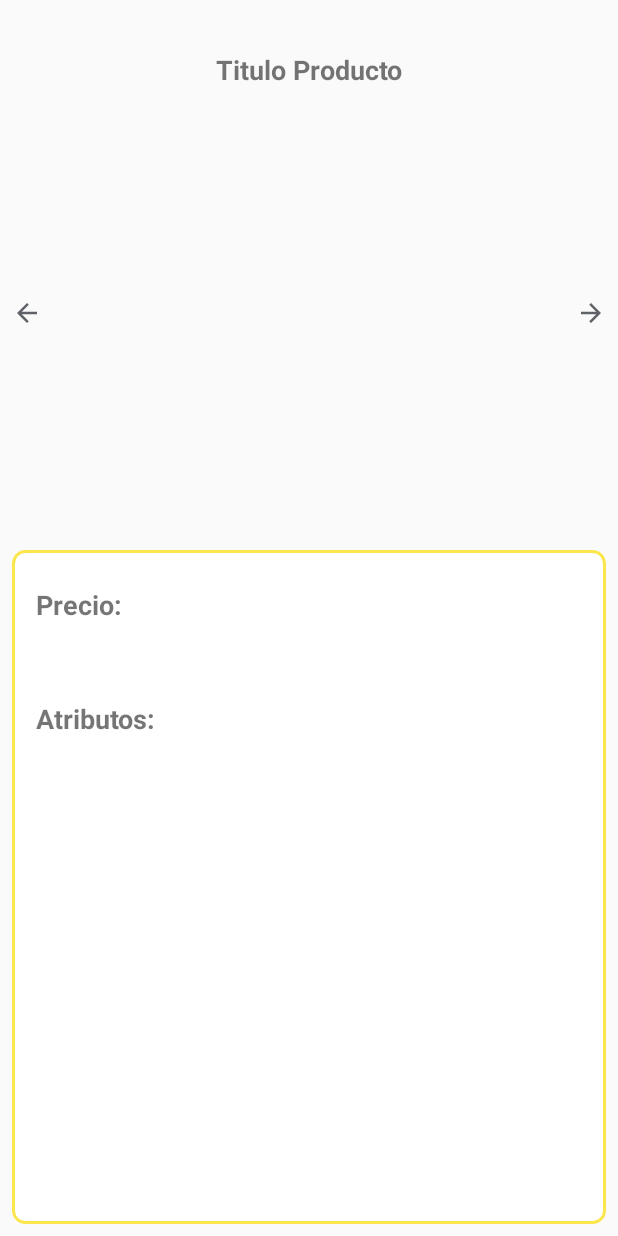
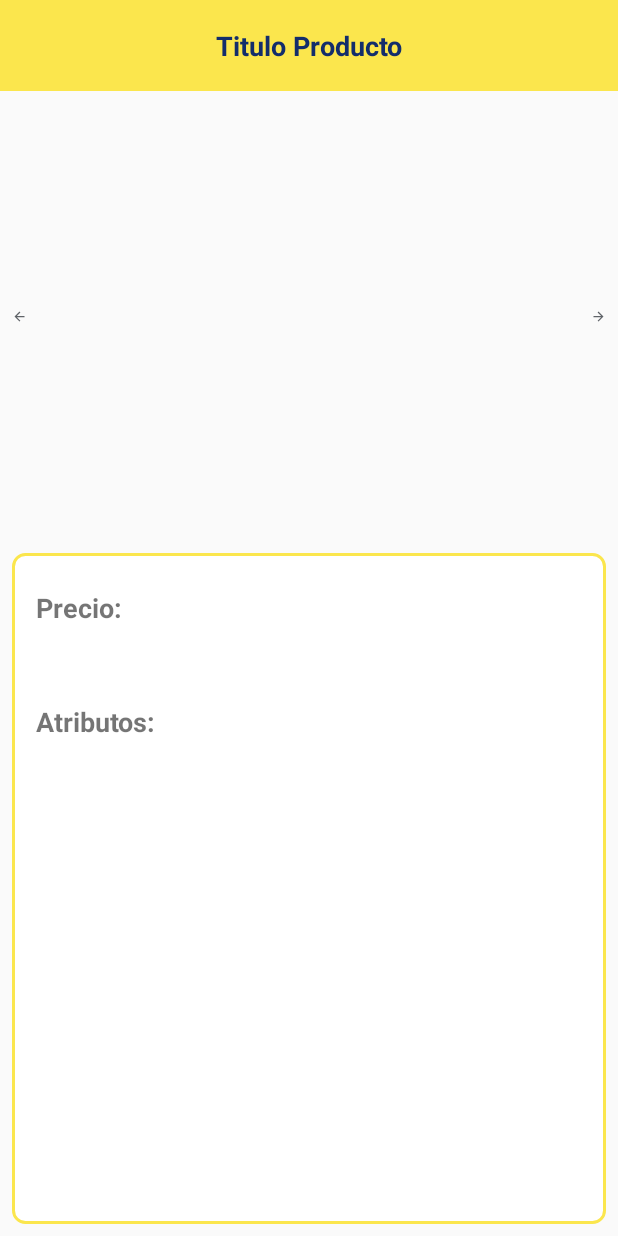
Before and after one commit to bvillate2011/MeLiChallenge, an Android app built with Jetpack Compose: the DetailActivity screen opened directly, with no data from a screen before it, on a phone screen of 412 x 824 dp. Run offline under Robolectric (Android 15) with nearby library versions, the phone set to English and light mode, and no system bars; our stand-ins replace Dagger/Hilt's generated code; pictures from the network do not load.

```diff
--- a/app/src/main/AndroidManifest.xml
+++ b/app/src/main/AndroidManifest.xml
@@ -17,7 +17,7 @@
       android:theme="@style/Theme.MeLiChallenge"
       tools:targetApi="31">
     <activity
-        android:name=".MainActivity"
+        android:name=".presentation.ui.activity.MainActivity"
         android:exported="true"
         android:label="@string/app_name"
         android:theme="@style/Theme.MeLiChallenge">
@@ -27,7 +27,7 @@
         <category android:name="android.intent.category.LAUNCHER" />
       </intent-filter>
     </activity>
-    <activity android:name=".DetailActivity" android:theme="@style/Theme.MyChallenge"/>
+    <activity android:name=".presentation.ui.activity.DetailActivity" android:theme="@style/Theme.MyChallenge"/>
   </application>
 
 </manifest>
--- a/app/src/main/java/com/meli/melichallenge/MainActivity.kt
+++ b/app/src/main/java/com/meli/melichallenge/presentation/ui/activity/MainActivity.kt
@@ -1,11 +1,11 @@
-package com.meli.melichallenge
+package com.meli.melichallenge.presentation.ui.activity
 
 import android.os.Bundle
 import androidx.activity.ComponentActivity
 import androidx.activity.compose.setContent
 import androidx.activity.enableEdgeToEdge
 import androidx.activity.viewModels
-import com.meli.melichallenge.presentation.ui.SearchScreen
+import com.meli.melichallenge.presentation.ui.screen.SearchScreen
 import com.meli.melichallenge.presentation.viewmodel.ProductViewModel
 import com.meli.melichallenge.ui.theme.MeLiChallengeTheme
 import dagger.hilt.android.AndroidEntryPoint
--- a/app/src/main/java/com/meli/melichallenge/presentation/ui/ProductRow.kt
+++ b/app/src/main/java/com/meli/melichallenge/presentation/ui/component/ProductRow.kt
@@ -1,4 +1,4 @@
-package com.meli.melichallenge.presentation.ui
+package com.meli.melichallenge.presentation.ui.component
 
 import androidx.compose.foundation.Image
 import androidx.compose.foundation.background
--- a/app/src/main/java/com/meli/melichallenge/utils/StringUtils.kt
+++ b/app/src/main/java/com/meli/melichallenge/utils/StringUtils.kt
@@ -7,6 +7,7 @@ import java.text.NumberFormat
 import java.util.Locale
 
 object StringUtils {
+
   fun urlForImages(input: String): String {
     return input.replace("http://", "https://")
   }
@@ -22,6 +23,4 @@ object StringUtils {
   fun showGenericToast(context: Context, message: String) {
     Toast.makeText(context, message, Toast.LENGTH_SHORT).show()
   }
-
-
 }
--- a/app/src/main/res/layout/activity_detail.xml
+++ b/app/src/main/res/layout/activity_detail.xml
@@ -4,25 +4,27 @@
     xmlns:tools="http://schemas.android.com/tools"
     android:layout_width="match_parent"
     android:layout_height="match_parent"
-    tools:context=".DetailActivity">
+    tools:context=".presentation.ui.activity.DetailActivity">
 
   <TextView
       android:id="@+id/productTitle"
-      android:layout_width="wrap_content"
+      android:layout_width="match_parent"
       android:layout_height="wrap_content"
+      android:textAlignment="center"
+      android:background="@color/mercado_libre_yellow"
       android:text="@string/product_title"
+      android:textColor="@color/mercado_libre_blue"
       android:textSize="18sp"
-      android:paddingTop="18dp"
+      android:padding="18dp"
       android:textStyle="bold"
-      android:layout_margin="16dp"
       app:layout_constraintTop_toTopOf="parent"
       app:layout_constraintStart_toStartOf="parent"
       app:layout_constraintEnd_toEndOf="parent"/>
 
   <ImageView
       android:id="@+id/leftArrow"
-      android:layout_width="20dp"
-      android:layout_height="20dp"
+      android:layout_width="10dp"
+      android:layout_height="10dp"
       android:layout_marginStart="8dp"
       android:src="@drawable/arrow_back"
       app:layout_constraintTop_toTopOf="@id/productImagePager"
@@ -40,8 +42,8 @@
 
   <ImageView
       android:id="@+id/rightArrow"
-      android:layout_width="20dp"
-      android:layout_height="20dp"
+      android:layout_width="10dp"
+      android:layout_height="10dp"
       android:layout_marginEnd="8dp"
       android:src="@drawable/arrow_forward"
       app:layout_constraintTop_toTopOf="@id/productImagePager"
```
Also changed, not shown: app/src/main/java/com/meli/melichallenge/data/repository/ProductRepository.kt (+22 -0 lines), app/src/main/java/com/meli/melichallenge/di/AppModule.kt (+31 -0 lines), app/src/main/java/com/meli/melichallenge/domain/usecase/GetProductByIdUseCase.kt (+12 -0 lines), app/src/main/java/com/meli/melichallenge/domain/usecase/SearchProductsUseCase.kt (+12 -0 lines), app/src/main/java/com/meli/melichallenge/presentation/ui/activity/DetailActivity.kt (renamed from app/src/main/java/com/meli/melichallenge/DetailActivity.kt, +5 -2 lines), app/src/main/java/com/meli/melichallenge/presentation/ui/screen/SearchScreen.kt (renamed from app/src/main/java/com/meli/melichallenge/presentation/ui/SearchScreen.kt, +4 -3 lines), app/src/main/java/com/meli/melichallenge/presentation/viewmodel/ProductDetailViewModel.kt (+9 -1 lines), app/src/main/java/com/meli/melichallenge/presentation/viewmodel/ProductViewModel.kt (+9 -1 lines), app/src/main/java/com/meli/melichallenge/ui/theme/Theme.kt (+0 -11 lines), app/src/main/java/com/meli/melichallenge/ui/theme/Type.kt (+0 -17 lines).
